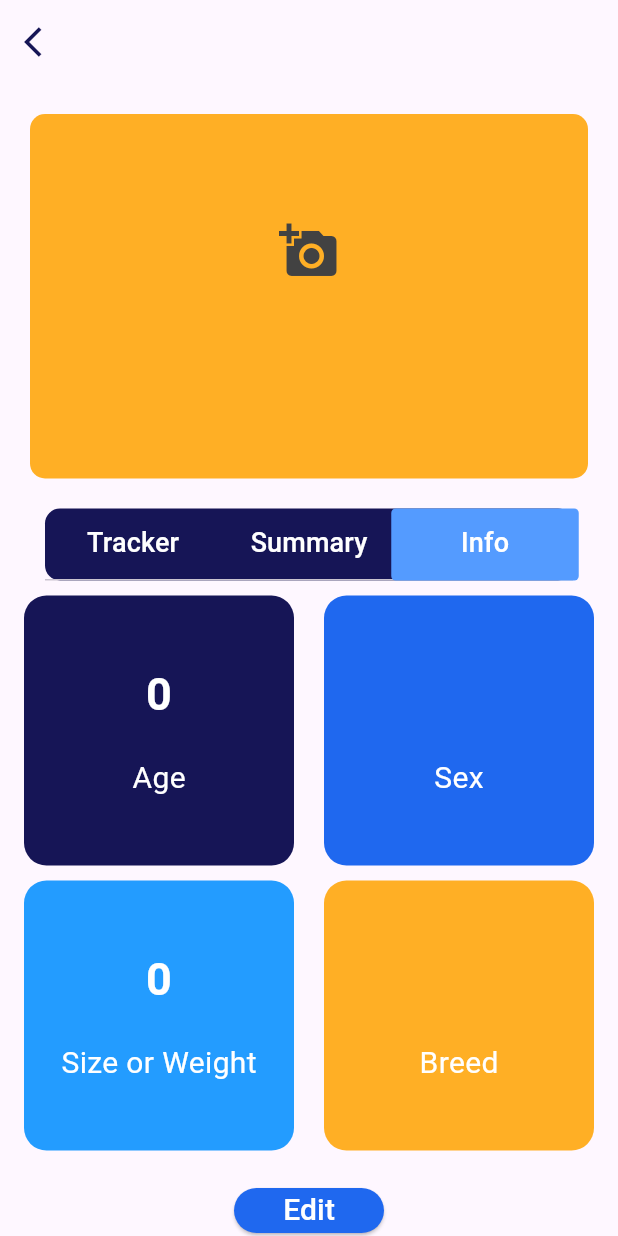
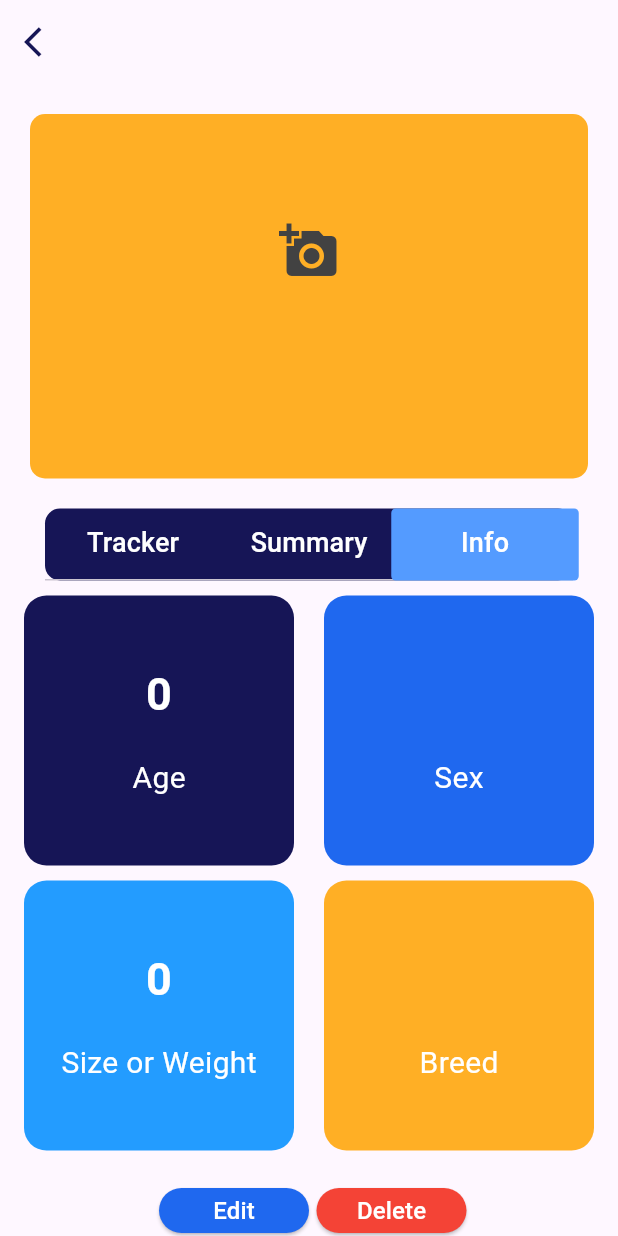
Before and after one commit to purrccc/Pawlorie, a Flutter app: the CalTrackerPage screen opened directly with empty values, tab 3 chosen, on a phone screen of 412 x 824 dp. Run offline on Flutter 3.47's test engine with Material 3 defaults, Android fonts, the phone set to English and light mode, and no system bars; our stand-ins replace cloud_firestore, firebase_auth, firebase_core, firebase_storage, google_fonts, image_picker; accounts and stored records are empty; network calls fail; Roboto replaces fonts that are missing (Ubuntu).

```diff
--- a/lib/components/PetInfoTabPage.dart
+++ b/lib/components/PetInfoTabPage.dart
@@ -60,6 +60,9 @@ class _PetInfoTabContentState extends State<PetInfoTabContent> {
                     ],
                   ),
                 ),
+                Row(
+                  mainAxisAlignment: MainAxisAlignment.center,
+                  children: [
                     Container(
                       padding: EdgeInsets.all(5),
                       child: SizedBox(
@@ -134,7 +137,7 @@ class _PetInfoTabContentState extends State<PetInfoTabContent> {
                             style: GoogleFonts.ubuntu(
                               color: Colors.white,
                               fontWeight: FontWeight.w500,
-                          fontSize: 20,
+                              fontSize: 16,
                             ),
                           ),
                         ),
@@ -163,6 +166,8 @@ class _PetInfoTabContentState extends State<PetInfoTabContent> {
                               ),
                             ),),
                       ),
+                    ),
+                  ],
                 ),
               ],
             ),
```
Also changed, not shown: lib/AddDogPage.dart (+6 -2 lines). Lines whose indentation alone changed are shown as unchanged.
